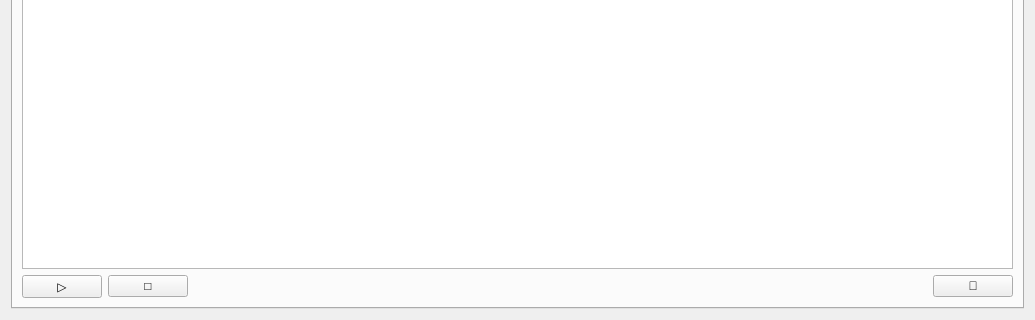
This is App.ui in AlexeyPeov/SongGenGUI as Qt 5 draws it before an edit; both pictures show x 0 to 1035 and y 316 to 636 of the 1035 by 636 pixel window. The edited form follows.
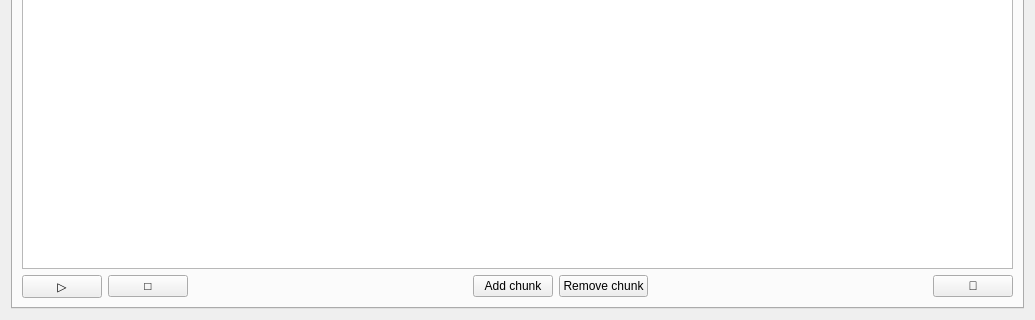
This is the edited form. The open tabs and pages were chosen to show the change.

Diff of the .ui file:
```diff
--- a/App.ui
+++ b/App.ui
@@ -243,7 +243,7 @@
            </column>
           </widget>
          </item>
-         <item row="1" column="0">
+         <item row="2" column="0">
           <layout class="QHBoxLayout" name="horizontalLayout_2">
            <item>
             <widget class="QPushButton" name="playAllButton">
@@ -272,6 +272,33 @@
              </property>
             </spacer>
            </item>
+           <item>
+            <widget class="QPushButton" name="addChunkButton">
+             <property name="text">
+              <string>Add chunk</string>
+             </property>
+            </widget>
+           </item>
+           <item>
+            <widget class="QPushButton" name="removeChunkButton">
+             <property name="text">
+              <string>Remove chunk</string>
+             </property>
+            </widget>
+           </item>
+           <item>
+            <spacer name="horizontalSpacer">
+             <property name="orientation">
+              <enum>Qt::Horizontal</enum>
+             </property>
+             <property name="sizeHint" stdset="0">
+              <size>
+               <width>40</width>
+               <height>20</height>
+              </size>
+             </property>
+            </spacer>
+           </item>
            <item>
             <widget class="QPushButton" name="exportButton">
              <property name="text">
```
Left out of the diff: 2 changed lines with no effect on the pictures.
